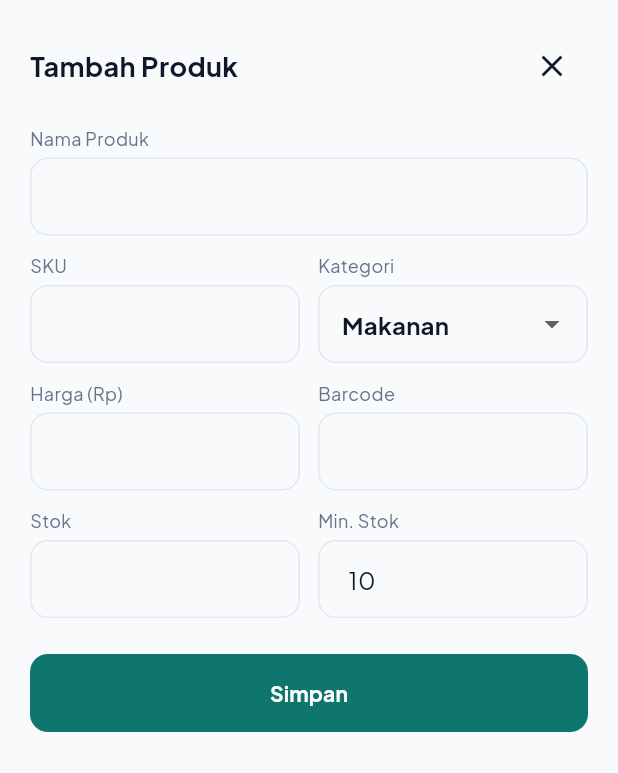
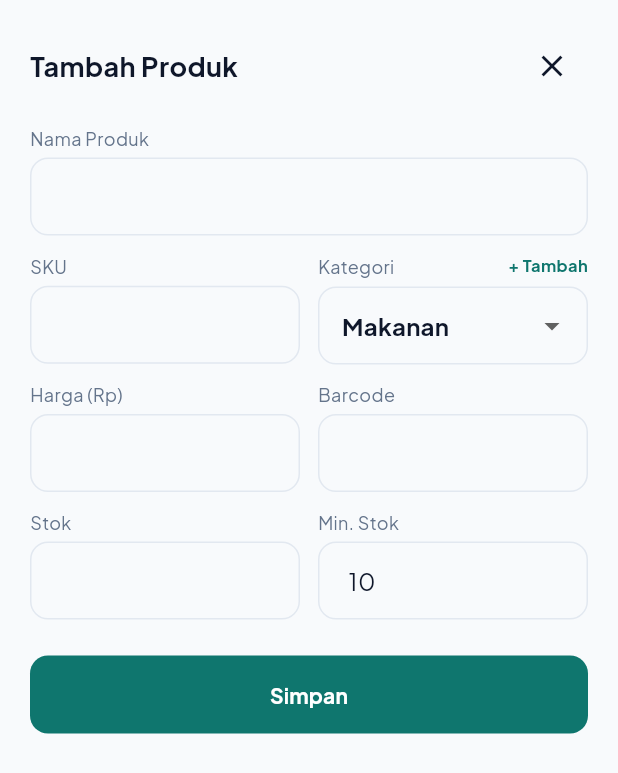
Before and after one commit to dazidhan/Management-Store, a Flutter app: the ProductFormSheet widget shown alone on an empty page, opened directly, on a phone screen of 412 x 824 dp. Shown: the top 773 px of the screen. Run offline on Flutter 3.47's test engine with Material 3 defaults, Android fonts, the phone set to English and light mode, and no system bars; our stand-ins replace cloud_firestore, firebase_auth, firebase_core, google_fonts, google_sign_in; missing offline and left inert: mobile_scanner; accounts and stored records are empty.

Commit message:
update fitur kategori

```diff
--- a/lib/screens/stock_screen.dart
+++ b/lib/screens/stock_screen.dart
@@ -70,7 +70,7 @@ class _StockScreenState extends State<StockScreen> {
                       ],
                     ),
                     InkWell(
-                      // PANGGIL FORM PRODUK (Mode Tambah Manual)
+                      // PANGGIL FORM PRODUK
                       onTap: () => showModalBottomSheet(
                         context: context,
                         isScrollControlled: true,
@@ -228,7 +228,6 @@ class _StockScreenState extends State<StockScreen> {
     final isLowStock = stock <= minStock;
 
     return GestureDetector(
-      // PANGGIL FORM PRODUK (Mode Edit)
       onTap: () => showModalBottomSheet(
         context: context,
         isScrollControlled: true,
@@ -333,17 +332,19 @@ class _StockScreenState extends State<StockScreen> {
   String _getCategoryIcon(String category) {
     if (category == 'Makanan') return '🍜';
     if (category == 'Minuman') return '🥤';
+    if (category == 'Dapur') return '🍳';
+    if (category == 'Kebersihan') return '🧹';
     return '📦';
   }
 }
 
 // =========================================================
-// WIDGET BARU: FORM PRODUK (REUSABLE)
+// WIDGET: FORM PRODUK (DENGAN KATEGORI CUSTOM)
 // =========================================================
 class ProductFormSheet extends StatefulWidget {
   final String? productId;
   final Map<String, dynamic>? productData;
-  final String? initialBarcode; // Parameter baru untuk Shortcut Dashboard
+  final String? initialBarcode;
 
   const ProductFormSheet({
     super.key,
@@ -366,12 +367,11 @@ class _ProductFormSheetState extends State<ProductFormSheet> {
   final _stockController = TextEditingController();
   final _minStockController = TextEditingController(text: '10');
   final _barcodeController = TextEditingController();
-  String _selectedCategory = 'Makanan';
+  String _selectedCategory = 'Makanan'; // Default awal
 
   @override
   void initState() {
     super.initState();
-    // 1. Jika Mode Edit
     if (widget.productData != null) {
       final data = widget.productData!;
       _skuController.text = data['sku'] ?? '';
@@ -381,13 +381,49 @@ class _ProductFormSheetState extends State<ProductFormSheet> {
       _minStockController.text = (data['minStock'] as num?)?.toString() ?? '10';
       _barcodeController.text = data['barcode'] ?? '';
       _selectedCategory = data['category'] ?? 'Makanan';
-    }
-    // 2. Jika Mode Tambah Baru via Dashboard (Barcode sudah ada)
-    else if (widget.initialBarcode != null) {
+    } else if (widget.initialBarcode != null) {
       _barcodeController.text = widget.initialBarcode!;
-      // Opsional: Isi SKU otomatis dengan barcode agar cepat, user bisa ubah nanti
       _skuController.text = widget.initialBarcode!;
     }
+  }
+
+  // Helper untuk menambah kategori baru
+  void _showAddCategoryDialog() {
+    final catController = TextEditingController();
+    showDialog(
+      context: context,
+      builder: (context) => AlertDialog(
+        title: const Text("Tambah Kategori Baru"),
+        content: TextField(
+          controller: catController,
+          decoration: const InputDecoration(
+            hintText: "Contoh: Elektronik, Obat, dll",
+            filled: true,
+          ),
+          textCapitalization: TextCapitalization.sentences,
+        ),
+        actions: [
+          TextButton(
+            onPressed: () => Navigator.pop(context),
+            child: const Text("Batal"),
+          ),
+          ElevatedButton(
+            style: ElevatedButton.styleFrom(backgroundColor: AppColors.primary),
+            onPressed: () async {
+              final newCat = catController.text.trim();
+              if (newCat.isNotEmpty) {
+                // Simpan ke Firebase
+                await _databaseService.addCategory(newCat);
+                // Set sebagai selected
+                setState(() => _selectedCategory = newCat);
+                if (mounted) Navigator.pop(context);
+              }
+            },
+            child: const Text("Tambah", style: TextStyle(color: Colors.white)),
+          ),
+        ],
+      ),
+    );
   }
 
   @override
@@ -431,8 +467,12 @@ class _ProductFormSheetState extends State<ProductFormSheet> {
                   Expanded(child: _buildInput("SKU", _skuController)),
                   const SizedBox(width: 12),
                   Expanded(
+                    // --- KATEGORI DINAMIS ---
                     child: Column(
                       crossAxisAlignment: CrossAxisAlignment.start,
+                      children: [
+                        Row(
+                          mainAxisAlignment: MainAxisAlignment.spaceBetween,
                           children: [
                             const Text(
                               "Kategori",
@@ -441,9 +481,52 @@ class _ProductFormSheetState extends State<ProductFormSheet> {
                                 color: AppColors.textSecondary,
                               ),
                             ),
+                            // Tombol Tambah Kategori Kecil
+                            InkWell(
+                              onTap: _showAddCategoryDialog,
+                              child: const Padding(
+                                padding: EdgeInsets.only(bottom: 2.0),
+                                child: Text(
+                                  "+ Tambah",
+                                  style: TextStyle(
+                                    fontSize: 11,
+                                    fontWeight: FontWeight.bold,
+                                    color: AppColors.primary,
+                                  ),
+                                ),
+                              ),
+                            ),
+                          ],
+                        ),
                         const SizedBox(height: 4),
-                        DropdownButtonFormField<String>(
+                        // StreamBuilder untuk membaca kategori dari Firebase
+                        StreamBuilder<QuerySnapshot>(
+                          stream: _databaseService.getCategories(),
+                          builder: (context, snapshot) {
+                            // Daftar default
+                            Set<String> categories = {
+                              'Makanan',
+                              'Minuman',
+                              'Dapur',
+                              'Kebersihan',
+                            };
+
+                            // Tambahkan dari Firebase jika ada
+                            if (snapshot.hasData) {
+                              for (var doc in snapshot.data!.docs) {
+                                final data = doc.data() as Map<String, dynamic>;
+                                if (data['name'] != null) {
+                                  categories.add(data['name']);
+                                }
+                              }
+                            }
+
+                            // Pastikan kategori yang sedang dipilih ada di list (jika data lama)
+                            categories.add(_selectedCategory);
+
+                            return DropdownButtonFormField<String>(
                               value: _selectedCategory,
+                              isExpanded: true, // Agar teks panjang tidak error
                               dropdownColor: AppColors.surface,
                               decoration: InputDecoration(
                                 filled: true,
@@ -457,16 +540,20 @@ class _ProductFormSheetState extends State<ProductFormSheet> {
                                   vertical: 14,
                                 ),
                               ),
-                          items: ['Makanan', 'Minuman', 'Dapur', 'Kebersihan']
-                              .map(
-                                (val) => DropdownMenuItem(
+                              items: categories.map((val) {
+                                return DropdownMenuItem(
                                   value: val,
-                                  child: Text(val),
+                                  child: Text(
+                                    val,
+                                    maxLines: 1,
+                                    overflow: TextOverflow.ellipsis,
                                   ),
-                              )
-                              .toList(),
+                                );
+                              }).toList(),
                               onChanged: (val) =>
                                   setState(() => _selectedCategory = val!),
+                            );
+                          },
                         ),
                       ],
                     ),
```
Also changed, not shown: lib/screens/kasir_screen.dart (+50 -31 lines), lib/services/database_service.dart (+37 -21 lines). Lines whose indentation alone changed are shown as unchanged.
